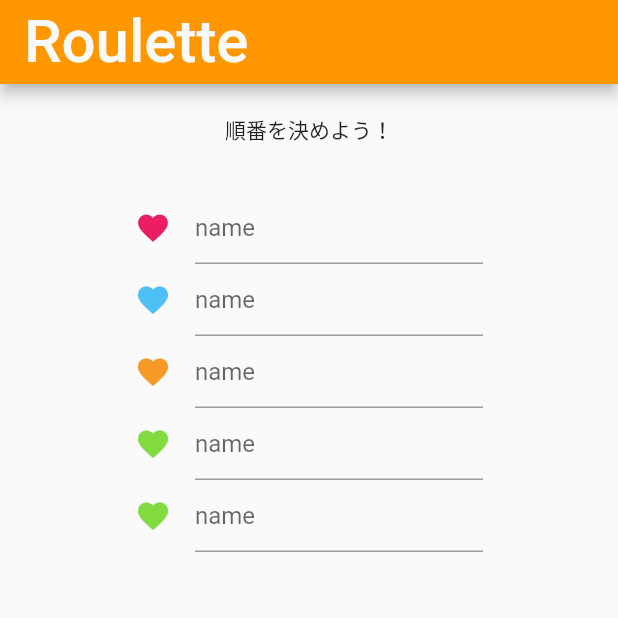
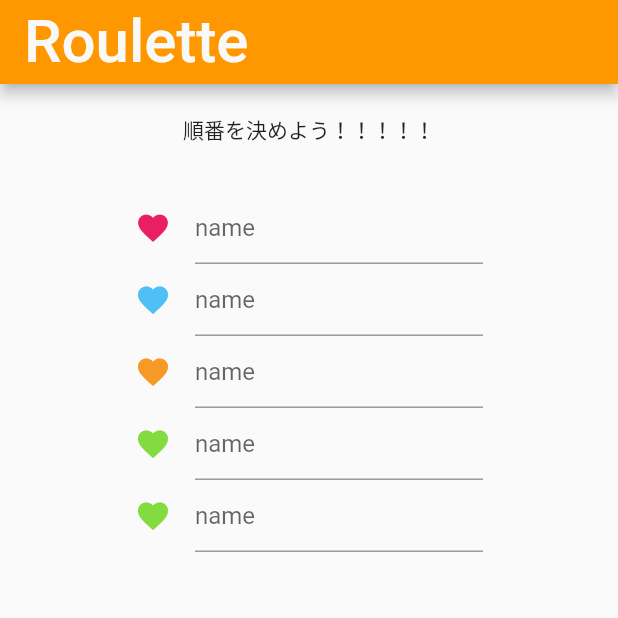
Before and after one commit to uekari/my_appaaa, a Flutter app: the screen it shows after launch, item 2 of the bottom bar chosen, on a phone screen of 412 x 824 dp, the top half of it. Run offline on Flutter 3.47's test engine with Material 2 defaults, Android fonts, the phone set to English and light mode, and no system bars; our stand-ins replace flutter_local_notifications, flutter_slidable, font_awesome_flutter, google_fonts; missing offline and left inert: roulette; network calls fail.

Commit message:
11231755

```diff
--- a/lib/next3.dart
+++ b/lib/next3.dart
@@ -110,7 +110,7 @@ class _HomePageState extends State<HomePage>
               top: 20,
             ),
           ),
-          Text("順番を決めよう！"),
+          Text("順番を決めよう！！！！！"),
           Column(
             children: [
               Padding(
```
